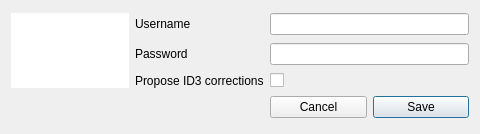
shahid334/sayonara-player, file trunk/GUI/LastFM/GUI_LastFM_Dialog.ui: the form before one commit.
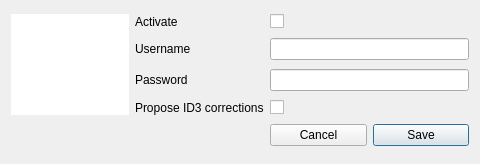
The form after the commit. Icons and pictures are not drawn.

Patch:
```diff
--- a/trunk/GUI/LastFM/GUI_LastFM_Dialog.ui
+++ b/trunk/GUI/LastFM/GUI_LastFM_Dialog.ui
@@ -7,14 +7,14 @@
     <x>0</x>
     <y>0</y>
     <width>480</width>
-    <height>134</height>
+    <height>164</height>
    </rect>
   </property>
   <property name="windowTitle">
    <string>LastFM Preferences</string>
   </property>
   <layout class="QGridLayout" name="gridLayout">
-   <item row="0" column="0" rowspan="3">
+   <item row="0" column="0" rowspan="4">
     <widget class="QWidget" name="widget" native="true">
      <property name="styleSheet">
       <string notr="true">background-color: rgb(255, 255, 255);</string>
@@ -48,58 +48,75 @@
      </layout>
     </widget>
    </item>
-   <item row="0" column="1">
+   <item row="1" column="1">
     <widget class="QLabel" name="label_2">
      <property name="text">
       <string>Username</string>
      </property>
     </widget>
    </item>
-   <item row="0" column="2" colspan="2">
+   <item row="1" column="2" colspan="2">
     <widget class="QLineEdit" name="tf_username"/>
    </item>
-   <item row="1" column="1">
+   <item row="2" column="1">
     <widget class="QLabel" name="label_3">
      <property name="text">
       <string>Password</string>
      </property>
     </widget>
    </item>
-   <item row="1" column="2" colspan="2">
+   <item row="2" column="2" colspan="2">
     <widget class="QLineEdit" name="tf_password">
      <property name="echoMode">
       <enum>QLineEdit::Password</enum>
      </property>
     </widget>
    </item>
-   <item row="2" column="1">
+   <item row="3" column="1">
     <widget class="QLabel" name="label">
      <property name="text">
       <string>Propose ID3 corrections</string>
      </property>
     </widget>
    </item>
-   <item row="2" column="2">
+   <item row="3" column="2">
     <widget class="QCheckBox" name="cb_correct_id3">
      <property name="text">
       <string/>
      </property>
     </widget>
    </item>
-   <item row="3" column="3">
+   <item row="4" column="3">
     <widget class="QPushButton" name="btn_save">
      <property name="text">
       <string>Save</string>
      </property>
     </widget>
    </item>
-   <item row="3" column="2">
+   <item row="4" column="2">
     <widget class="QPushButton" name="btn_cancel">
      <property name="text">
       <string>Cancel</string>
      </property>
     </widget>
    </item>
+   <item row="0" column="2">
+    <widget class="QCheckBox" name="cb_activate">
+     <property name="layoutDirection">
+      <enum>Qt::LeftToRight</enum>
+     </property>
+     <property name="text">
+      <string/>
+     </property>
+    </widget>
+   </item>
+   <item row="0" column="1">
+    <widget class="QLabel" name="label_4">
+     <property name="text">
+      <string>Activate</string>
+     </property>
+    </widget>
+   </item>
   </layout>
  </widget>
  <resources/>
```
